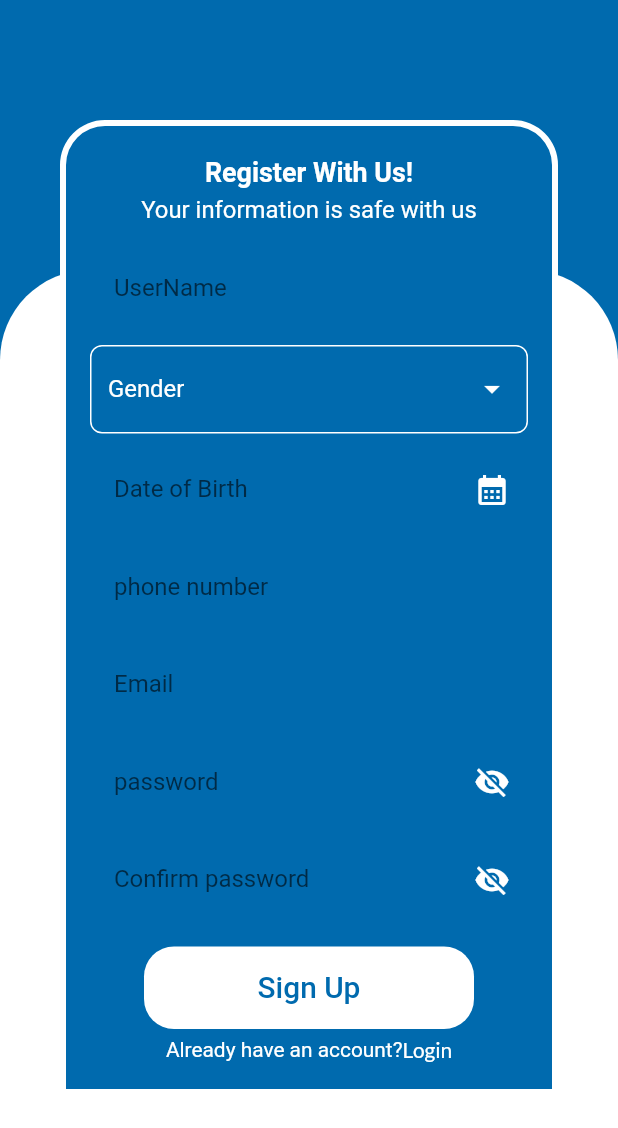
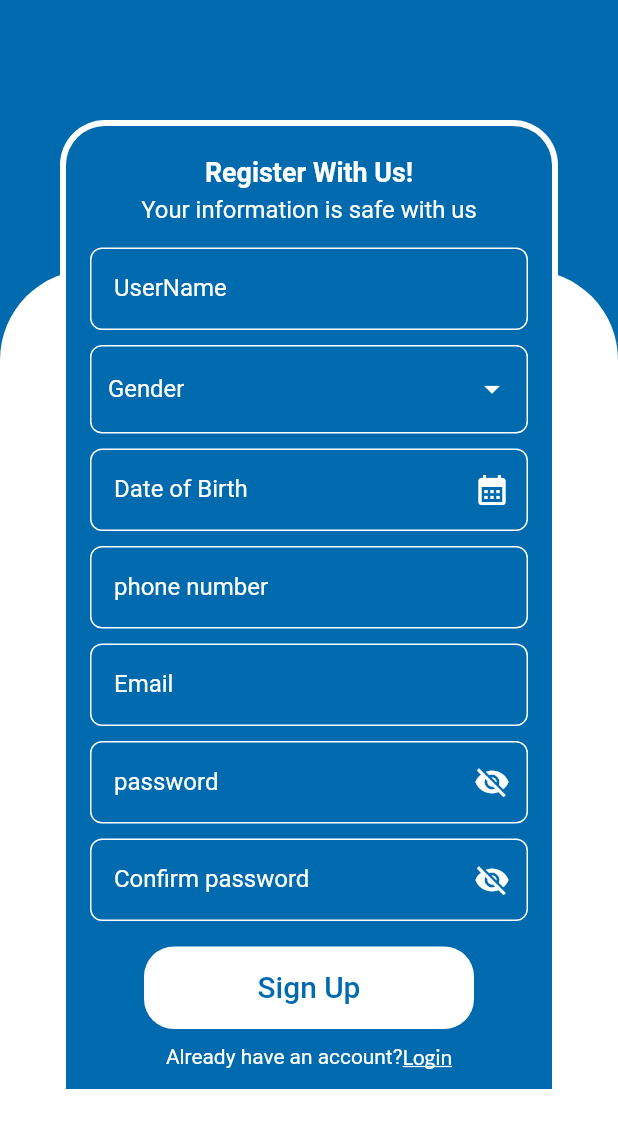
Before and after one commit to khaled365-code/oral_cancer_detection_app, a Flutter app: the RegisterPage screen opened by its route, on a phone screen of 412 x 824 dp. Shown: the top 1128 px of the screen. Run offline on Flutter 3.47's test engine with Material 2 defaults, Android fonts, the phone set to English and light mode, and no system bars; our stand-ins replace cached_network_image, dio, flutter_screenutil, font_awesome_flutter, lottie, pinput.

Commit message:
some refactors

```diff
--- a/lib/core/widgets/custom_textformfield.dart
+++ b/lib/core/widgets/custom_textformfield.dart
@@ -13,11 +13,6 @@ class CustomTextFormField extends StatefulWidget {
     this.inputType,
     this.onChangeee,
     this.readOnly=false,
-    this.enabledBorderSIdeColor=AppColors.primary,
-    this.focusedBorderSIdeColor=AppColors.primary,
-    this.hintColor,
-    this.labelColor,
-    this.textColor
   }) : super(key: key);
 
   final String? labelText;
@@ -26,11 +21,6 @@ class CustomTextFormField extends StatefulWidget {
   final IconButton? suffixIcon;
   final TextEditingController? controller;
   final Icon? prefixIcon;
-  final Color? textColor;
-  final Color? labelColor;
-  final Color? hintColor;
-  final Color focusedBorderSIdeColor;
-  final Color enabledBorderSIdeColor;
   final TextInputType? inputType;
   final Function(String)? onChangeee;
   final bool readOnly;
@@ -52,7 +42,7 @@ class _CustomTextFormFieldState extends State<CustomTextFormField> {
         return null;
       },
       style:  TextStyle(
-        color: widget.textColor,
+        color: AppColors.background,
       ),
       keyboardType:widget.inputType,
       onChanged:widget.onChangeee,
@@ -60,21 +50,21 @@ class _CustomTextFormFieldState extends State<CustomTextFormField> {
       decoration: InputDecoration(
         labelText: widget.labelText,
         labelStyle:  TextStyle(
-          color:widget.labelColor ,
+          color:AppColors.background,
           fontSize: 16,
         ),
         hintText: widget.hintText,
         hintStyle:  TextStyle(
-          color:widget.hintColor,
+          color:AppColors.background,
           fontSize: 16,
         ),
         enabledBorder: OutlineInputBorder(
           borderRadius: BorderRadius.circular(8),
-          borderSide:  BorderSide(color:widget.enabledBorderSIdeColor),
+          borderSide:  BorderSide(color:AppColors.background),
         ),
         focusedBorder: OutlineInputBorder(
           borderRadius: BorderRadius.circular(8),
-          borderSide:  BorderSide(color:widget.focusedBorderSIdeColor),
+          borderSide:  BorderSide(color:AppColors.background),
         ),
         prefixIcon:widget.prefixIcon,
         suffixIcon: widget.suffixIcon,
--- a/lib/features/auth/presentation/views/componants/custom_empty_container.dart
+++ b/lib/features/auth/presentation/views/componants/custom_empty_container.dart
@@ -1,4 +1,5 @@
 import 'package:flutter/material.dart';
+import 'package:flutter_screenutil/flutter_screenutil.dart';
 import 'package:graduation_project/core/utilis/app_colors.dart';
 import 'package:graduation_project/features/auth/presentation/views/componants/custom_form_container.dart';
 
@@ -7,8 +8,7 @@ class EmptyContainer extends StatelessWidget{
   final Widget? child;
   @override
   Widget build(BuildContext context) {
-    return Expanded(
-      child: Stack(
+    return Stack(
       clipBehavior: Clip.none,
       children: [
         Container(
@@ -36,9 +36,7 @@ class EmptyContainer extends StatelessWidget{
           ),
         ),
       ],
-      ),
     );
 
   }
-
 }
--- a/lib/features/auth/presentation/views/componants/register_page_body.dart
+++ b/lib/features/auth/presentation/views/componants/register_page_body.dart
@@ -44,18 +44,16 @@ class _RegisterBodyState extends State<RegisterBody> {
   @override
   Widget build(BuildContext context) {
 
-    return Padding(
-      padding: const EdgeInsets.only(top:80),
+    return SingleChildScrollView(
       child: Column(
         children: [
-          const SizedBox(height: 100,),
-          Form (
+          const SizedBox(height: 180,),
+          EmptyContainer(
+            child: Form (
               key: formKey,
-            child:EmptyContainer(
-              child: Padding(
+              child:Padding(
                 padding: const EdgeInsets.only(top: 20,right: 16,left: 16),
-                child: SingleChildScrollView(
-                    child: Column(
+                child:Column(
                   children: [
                     Text('Register With Us!',
                         style:AppTextStyles.font18.copyWith(
@@ -69,7 +67,7 @@ class _RegisterBodyState extends State<RegisterBody> {
                       ),
                     ),
                     const SizedBox(height:16,),
-                        const CustomTextFormField(labelText:'UserName', hintText:'Enter your name'),
+                    const CustomTextFormField(labelText:'UserName', hintText:'Enter your name',),
                     const SizedBox(height:10,),
                     const GenderSelectTextField(),
                     const SizedBox(height:10,),
@@ -118,13 +116,13 @@ class _RegisterBodyState extends State<RegisterBody> {
                           // here signup user function preformed like chat app
                         }
                       },),
-                        const SizedBox(height:5,),
+                    const SizedBox(height:10,),
                     Row(
                       mainAxisAlignment: MainAxisAlignment.center,
                       children: [
                         Text("Already have an account?",
                           style: AppTextStyles.font14.copyWith(
-                                  color:AppColors.background),),
+                              color:AppColors.background,),),
                         GestureDetector(
                           onTap: (){
                             navigate(context: context, route: Routes.logAs);
@@ -132,6 +130,7 @@ class _RegisterBodyState extends State<RegisterBody> {
                           child:Text('Login',
                             style:AppTextStyles.font14.copyWith(
                                 color: AppColors.background,
+                                decoration: TextDecoration.underline,
                                 fontFamily: 'lato'),
                           ),
                         ),
@@ -141,13 +140,11 @@ class _RegisterBodyState extends State<RegisterBody> {
                   ],
                 ),
                 ),
+
               ),
-              ),
-
           ),
         ],
       ),
-
     );
   }
 }
```
Also changed, not shown: lib/features/auth/presentation/views/componants/login_page_body.dart (+11 -11 lines), lib/features/auth/presentation/views/send_code_screen.dart (+9 -9 lines). Lines whose indentation alone changed are shown as unchanged.
